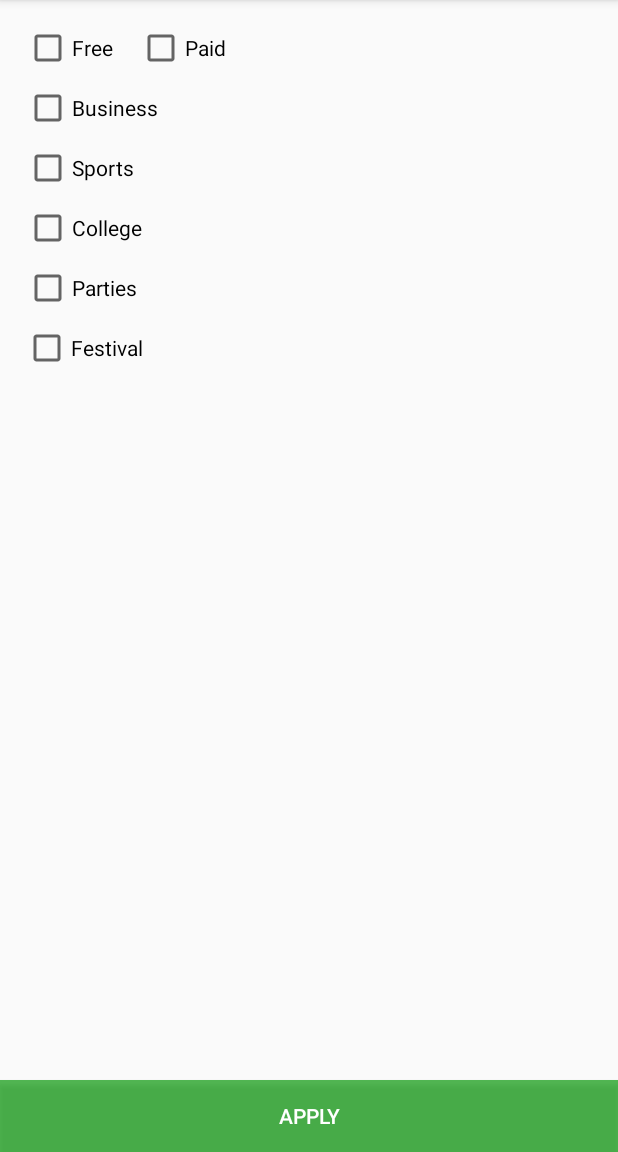
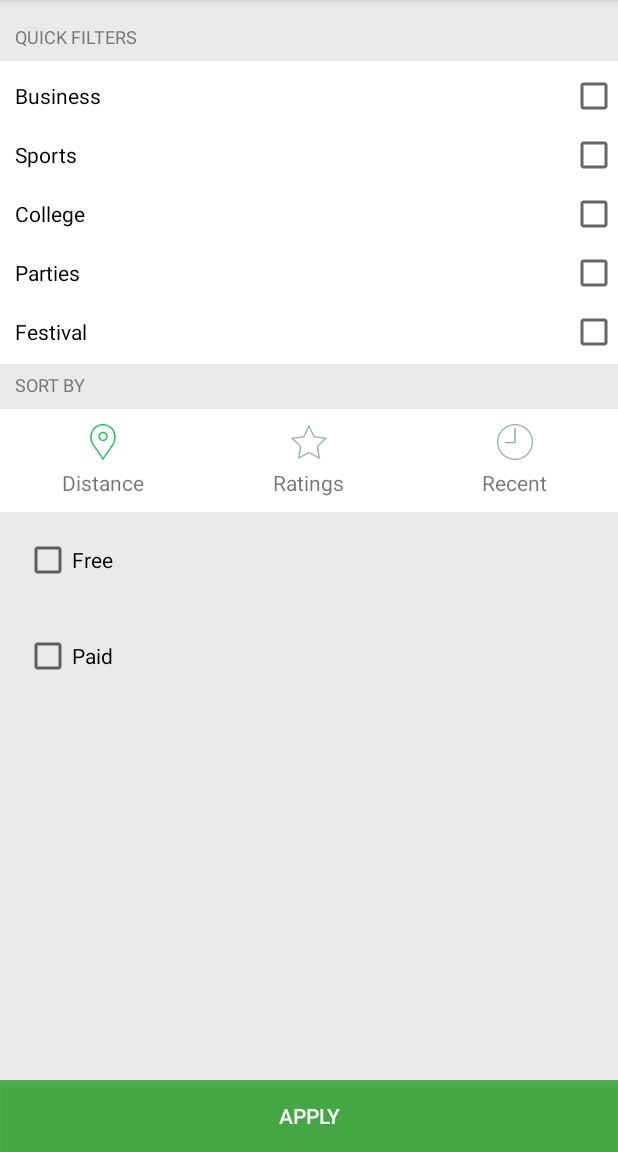
Before and after one commit to heythere-PGAG/Heythere, an Android app: the Filters screen opened directly, with no data from a screen before it, on a phone screen of 412 x 824 dp, the part 84-1236 px from its top. Run offline under Robolectric (Android 15) with nearby library versions, the phone set to English and light mode, and no system bars; network calls fail; 1 statement that could not run was skipped.

Commit message:
Initial commit

```diff
--- a/app/src/main/java/in/heythere/heythere/EventsMap.java
+++ b/app/src/main/java/in/heythere/heythere/EventsMap.java
@@ -190,11 +190,13 @@ public class EventsMap extends AppCompatActivity implements ConnectionCallbacks,
         if (filters.optBoolean("free") && filters.optBoolean("paid"))
             cost="";
 
-        if (filters.optBoolean("business")){ if (category.equals("")) category = "'Business'";else category = ",'Business'";}
-        else if (filters.optBoolean("parties")){ if (category.equals("")) category = "'Parties'";else category = ",'Parties'";}
-        else if (filters.optBoolean("sports")){ if (category.equals("")) category = "'Sports'";else category = ",'Sports'";}
-        else if (filters.optBoolean("festival")){ if (category.equals("")) category = "'Festival'";else category = ",'Festival'";}
-        else if (filters.optBoolean("college")){ if (category.equals("")) category = "'College'";else category = ",'College'";}
+        if (filters.optBoolean("business")){ if (category.equals("")) category = "'Business'";else category = category+",'Business'";}
+        if (filters.optBoolean("parties")){ if (category.equals("")) category = "'Parties'";else category = category+",'Parties'";}
+        if (filters.optBoolean("sports")){ if (category.equals("")) category = "'Sports'";else category = category+",'Sports'";}
+        if (filters.optBoolean("festival")){ if (category.equals("")) category = "'Festival'";else category = category+",'Festival'";}
+        if (filters.optBoolean("college")){ if (category.equals("")) category = "'College'";else category = category+ ",'College'";}
+
+        Log.e("filters",category);
 
         final ProgressDialog dialog = new ProgressDialog(this);
         dialog.setMessage("Loading...");
--- a/app/src/main/java/in/heythere/heythere/Filters.java
+++ b/app/src/main/java/in/heythere/heythere/Filters.java
@@ -1,20 +1,24 @@
 package in.heythere.heythere;
 
 import android.content.Intent;
+import android.graphics.Color;
 import android.os.Bundle;
 import android.support.v7.app.AppCompatActivity;
 import android.view.View;
 import android.widget.CheckBox;
+import android.widget.CompoundButton;
 import android.widget.RadioButton;
+import android.widget.TextView;
 
 import org.json.JSONException;
 import org.json.JSONObject;
 
-public class Filters extends AppCompatActivity {
+public class Filters extends AppCompatActivity implements CompoundButton.OnCheckedChangeListener, View.OnClickListener {
 
     RadioButton distance,likes,recent;
     JSONObject filter_value = new JSONObject();
     CheckBox free,paid,business,festival,sports,parties,college;
+    TextView distance_text,rating_text,recent_text;
 
     @Override
     protected void onCreate(Bundle savedInstanceState) {
@@ -27,6 +31,10 @@ public class Filters extends AppCompatActivity {
         recent = (RadioButton)findViewById(R.id.recent);
         likes = (RadioButton)findViewById(R.id.rating);
 
+        distance_text = (TextView)findViewById(R.id.distance_text);
+        rating_text = (TextView)findViewById(R.id.rating_text);
+        recent_text = (TextView)findViewById(R.id.recent_text);
+
         free = (CheckBox) findViewById(R.id.free);
         paid = (CheckBox) findViewById(R.id.paid);
         business = (CheckBox) findViewById(R.id.business);
@@ -34,6 +42,10 @@ public class Filters extends AppCompatActivity {
         sports = (CheckBox) findViewById(R.id.sports);
         parties = (CheckBox) findViewById(R.id.parties);
         college = (CheckBox) findViewById(R.id.college);
+
+        distance.setOnClickListener(this);
+        recent.setOnClickListener(this);
+        likes.setOnClickListener(this);
 
         try {
             filter_value.put("free",false);
@@ -98,4 +110,32 @@ public class Filters extends AppCompatActivity {
             }
         });
     }
+
+    @Override
+    public void onCheckedChanged(CompoundButton compoundButton, boolean b) {
+
+    }
+
+    @Override
+    public void onClick(View view) {
+        if (view.getId() == R.id.distance){
+            likes.setChecked(false);
+            recent.setChecked(false);
+            distance_text.setTextColor(Color.parseColor("#0EB546"));
+            recent_text.setTextColor(Color.parseColor("#8F9EA8"));
+            rating_text.setTextColor(Color.parseColor("#8F9EA8"));
+        }else if (view.getId() == R.id.rating){
+            distance.setChecked(false);
+            recent.setChecked(false);
+            rating_text.setTextColor(Color.parseColor("#0EB546"));
+            recent_text.setTextColor(Color.parseColor("#8F9EA8"));
+            distance_text.setTextColor(Color.parseColor("#8F9EA8"));
+        }else if (view.getId() == R.id.recent){
+            distance.setChecked(false);
+            likes.setChecked(false);
+            recent_text.setTextColor(Color.parseColor("#0EB546"));
+            distance_text.setTextColor(Color.parseColor("#8F9EA8"));
+            rating_text.setTextColor(Color.parseColor("#8F9EA8"));
+        }
+    }
 }
--- a/app/src/main/res/drawable/distance_radio.xml
+++ b/app/src/main/res/drawable/distance_radio.xml
@@ -1,5 +1,5 @@
 <?xml version="1.0" encoding="utf-8"?>
 <selector xmlns:android="http://schemas.android.com/apk/res/android">
-    <item android:state_checkable="true" android:drawable="@drawable/placeholder_check_enabled" />
-    <item android:state_checkable="false" android:drawable="@drawable/placeholder_check" />
+    <item android:state_checked="true" android:drawable="@drawable/placeholder_check_enabled" />
+    <item android:state_checked="false" android:drawable="@drawable/placeholder_check" />
 </selector>
--- /dev/null
+++ b/app/src/main/res/drawable/likes_back.xml
@@ -0,0 +1,5 @@
+<?xml version="1.0" encoding="utf-8"?>
+<selector xmlns:android="http://schemas.android.com/apk/res/android">
+    <item android:state_checked="true" android:drawable="@drawable/star_disabled" />
+    <item android:state_checked="false" android:drawable="@drawable/star" />
+</selector>
--- /dev/null
+++ b/app/src/main/res/drawable/recent_back.xml
@@ -0,0 +1,5 @@
+<?xml version="1.0" encoding="utf-8"?>
+<selector xmlns:android="http://schemas.android.com/apk/res/android">
+    <item android:state_checked="true" android:drawable="@drawable/time_check" />
+    <item android:state_checked="false" android:drawable="@drawable/time_disabled" />
+</selector>
--- a/app/src/main/res/layout/activity_filters.xml
+++ b/app/src/main/res/layout/activity_filters.xml
@@ -5,140 +5,278 @@
     android:id="@+id/activity_filters"
     android:layout_width="match_parent"
     android:layout_height="match_parent"
+    android:background="#a8e6e1e1"
     tools:context="in.heythere.heythere.Filters">
 
-    <CheckBox
-        android:text="Free"
-        android:layout_width="wrap_content"
+    <TextView
+        android:layout_width="320dp"
         android:layout_height="wrap_content"
-        android:id="@+id/free"
+        android:text="QUICK FILTERS"
+        android:textColor="#777777"
+        android:id="@+id/textView2"
+        app:layout_constraintLeft_toLeftOf="@+id/activity_filters"
+        android:textSize="12sp"
+        android:paddingStart="10dp"
+        android:paddingLeft="10dp"
         android:layout_marginTop="16dp"
-        app:layout_constraintTop_toTopOf="@+id/activity_filters"
-        app:layout_constraintBottom_toBottomOf="@+id/activity_filters"
-        android:layout_marginBottom="16dp"
-        android:layout_marginStart="16dp"
+        app:layout_constraintTop_toTopOf="@+id/activity_filters" />
+
+    <LinearLayout
+        android:layout_width="0dp"
+        android:layout_height="wrap_content"
+        android:background="#ffffff"
+        android:orientation="vertical"
         app:layout_constraintLeft_toLeftOf="@+id/activity_filters"
-        android:layout_marginLeft="16dp"
-        android:layout_marginEnd="16dp"
+        android:id="@+id/linearLayout"
         app:layout_constraintRight_toRightOf="@+id/activity_filters"
-        android:layout_marginRight="16dp"
-        app:layout_constraintHorizontal_bias="0.0"
-        app:layout_constraintVertical_bias="0.0" />
+        app:layout_constraintTop_toBottomOf="@+id/textView2"
+        android:paddingLeft="10dp"
+        android:paddingStart="10dp"
+        android:layout_marginTop="8dp">
 
-    <CheckBox
-        android:text="Paid"
-        android:layout_width="wrap_content"
+        <RelativeLayout
+            android:layout_width="match_parent"
+            android:layout_height="wrap_content"
+            android:layout_marginTop="7dp"
+            android:gravity="center_vertical">
+
+            <TextView
+                android:layout_centerVertical="true"
+                android:layout_width="wrap_content"
+                android:layout_height="wrap_content"
+                android:textSize="14sp"
+                android:textColor="#000000"
+                android:text="Business"/>
+
+            <CheckBox
+                android:layout_width="wrap_content"
+                android:layout_height="wrap_content"
+                android:layout_centerVertical="true"
+                android:layout_alignParentEnd="true"
+                android:layout_alignParentRight="true"
+                android:id="@+id/business" />
+
+        </RelativeLayout>
+
+        <RelativeLayout
+            android:layout_width="match_parent"
+            android:layout_height="wrap_content"
+            android:layout_marginTop="7dp"
+            android:gravity="center_vertical">
+
+            <TextView
+                android:layout_centerVertical="true"
+                android:layout_width="wrap_content"
+                android:textSize="14sp"
+                android:textColor="#000000"
+                android:layout_height="wrap_content"
+                android:text="Sports"/>
+
+            <CheckBox
+                android:layout_width="wrap_content"
+                android:layout_height="wrap_content"
+                android:layout_centerVertical="true"
+                android:layout_alignParentEnd="true"
+                android:layout_alignParentRight="true"
+                android:id="@+id/sports" />
+
+        </RelativeLayout>
+
+        <RelativeLayout
+            android:layout_width="match_parent"
+            android:layout_height="wrap_content"
+            android:layout_marginTop="7dp"
+            android:gravity="center_vertical">
+
+            <TextView
+                android:layout_centerVertical="true"
+                android:layout_width="wrap_content"
+                android:textColor="#000000"
+                android:layout_height="wrap_content"
+                android:textSize="14sp"
+                android:text="College"/>
+
+            <CheckBox
+                android:layout_width="wrap_content"
+                android:layout_height="wrap_content"
+                android:layout_centerVertical="true"
+                android:layout_alignParentEnd="true"
+                android:layout_alignParentRight="true"
+                android:id="@+id/college" />
+
+        </RelativeLayout>
+
+        <RelativeLayout
+            android:layout_width="match_parent"
+            android:layout_height="wrap_content"
+            android:layout_marginTop="7dp"
+            android:gravity="center_vertical">
+
+            <TextView
+                android:layout_centerVertical="true"
+                android:layout_width="wrap_content"
+                android:layout_height="wrap_content"
+                android:textColor="#000000"
+                android:textSize="14sp"
+                android:text="Parties"/>
+
+            <CheckBox
+                android:layout_width="wrap_content"
+                android:layout_height="wrap_content"
+                android:layout_alignParentEnd="true"
+                android:layout_centerVertical="true"
+                android:layout_alignParentRight="true"
+                android:id="@+id/parties" />
+
+        </RelativeLayout>
+
+        <RelativeLayout
+            android:layout_width="match_parent"
+            android:layout_height="wrap_content"
+            android:layout_marginTop="7dp"
+            android:gravity="center_vertical"
+            android:layout_marginBottom="5dp">
+
+            <TextView
+                android:layout_centerVertical="true"
+                android:layout_width="wrap_content"
+                android:layout_height="wrap_content"
+                android:textColor="#000000"
+                android:textSize="14sp"
+                android:text="Festival"/>
+
+            <CheckBox
+                android:layout_width="wrap_content"
+                android:layout_height="wrap_content"
+                android:layout_centerVertical="true"
+                android:layout_alignParentEnd="true"
+                android:layout_alignParentRight="true"
+                android:id="@+id/festival" />
+
+        </RelativeLayout>
+
+    </LinearLayout>
+
+    <TextView
+        android:layout_width="320dp"
         android:layout_height="wrap_content"
-        android:id="@+id/paid"
-        android:layout_marginTop="16dp"
-        app:layout_constraintTop_toTopOf="@+id/activity_filters"
-        android:layout_marginStart="16dp"
-        app:layout_constraintLeft_toRightOf="@+id/free"
-        android:layout_marginLeft="16dp" />
+        android:layout_marginTop="5dp"
+        android:text="SORT BY"
+        android:id="@+id/sort"
+        android:textSize="12sp"
+        android:paddingStart="10dp"
+        android:paddingLeft="10dp"
+        android:textColor="#777777"
+        app:layout_constraintTop_toBottomOf="@+id/linearLayout" />
 
-    <CheckBox
-        android:text="Business"
-        android:layout_width="wrap_content"
+    <RadioGroup
+        android:layout_width="match_parent"
         android:layout_height="wrap_content"
-        android:id="@+id/business"
-        android:layout_marginStart="16dp"
-        app:layout_constraintLeft_toLeftOf="@+id/activity_filters"
-        android:layout_marginLeft="16dp"
         android:layout_marginTop="8dp"
-        app:layout_constraintTop_toBottomOf="@+id/paid"
-        android:layout_marginEnd="16dp"
-        app:layout_constraintRight_toRightOf="@+id/activity_filters"
-        android:layout_marginRight="16dp"
-        app:layout_constraintBottom_toBottomOf="@+id/activity_filters"
-        android:layout_marginBottom="16dp"
-        app:layout_constraintHorizontal_bias="0.0"
-        app:layout_constraintVertical_bias="0.0" />
+        android:paddingTop="10dp"
+        android:paddingBottom="10dp"
+        android:background="#ffffff"
+        android:id="@+id/radio_group"
+        app:layout_constraintTop_toBottomOf="@+id/sort"
+        android:orientation="horizontal">
 
-    <CheckBox
-        android:text="Sports"
-        android:layout_width="wrap_content"
-        android:layout_height="wrap_content"
-        android:id="@+id/sports"
-        app:layout_constraintRight_toRightOf="@+id/activity_filters"
-        android:layout_marginTop="8dp"
-        app:layout_constraintTop_toBottomOf="@+id/business"
-        app:layout_constraintLeft_toLeftOf="@+id/activity_filters"
-        app:layout_constraintHorizontal_bias="0.0"
-        android:layout_marginStart="16dp"
-        android:layout_marginLeft="16dp" />
+        <LinearLayout
+            android:layout_width="match_parent"
+            android:layout_height="wrap_content"
+            android:orientation="vertical"
+            android:gravity="center_horizontal"
+            android:layout_weight="1">
 
-    <CheckBox
-        android:text="College"
-        android:layout_width="wrap_content"
-        android:layout_height="wrap_content"
-        android:id="@+id/college"
-        android:layout_marginStart="16dp"
-        app:layout_constraintLeft_toLeftOf="@+id/activity_filters"
-        android:layout_marginLeft="16dp"
-        android:layout_marginTop="8dp"
-        app:layout_constraintTop_toBottomOf="@+id/sports" />
+            <RadioButton
+                android:button="@drawable/distance_radio"
+                android:layout_width="wrap_content"
+                android:layout_height="wrap_content"
+                android:id="@+id/distance"
+                android:checked="true" />
+            <TextView
+                android:layout_width="wrap_content"
+                android:layout_height="wrap_content"
+                android:id="@+id/distance_text"
+                android:text="Distance"
+                android:layout_marginTop="5dp" />
 
-    <CheckBox
-        android:text="Parties"
-        android:layout_width="wrap_content"
-        android:layout_height="wrap_content"
-        android:id="@+id/parties"
-        android:layout_marginStart="16dp"
-        android:layout_marginTop="8dp"
-        app:layout_constraintTop_toBottomOf="@+id/college"
-        app:layout_constraintLeft_toLeftOf="@+id/activity_filters"
-        android:layout_marginLeft="16dp" />
+        </LinearLayout>
 
-    <CheckBox
-        android:text="Festival"
-        android:layout_width="wrap_content"
-        android:layout_height="wrap_content"
-        android:id="@+id/festival"
-        android:layout_marginStart="16dp"
-        app:layout_constraintRight_toRightOf="@+id/college"
-        android:layout_marginTop="8dp"
-        app:layout_constraintTop_toBottomOf="@+id/parties"
-        app:layout_constraintLeft_toLeftOf="@+id/activity_filters"
-        android:layout_marginLeft="16dp" />
-    <RadioGroup
-        android:layout_width="0dp"
-        android:layout_height="0dp"
-        android:layout_marginTop="8dp"
-        android:orientation="horizontal"
-        app:layout_constraintTop_toBottomOf="@+id/festival"
-        app:layout_constraintLeft_toLeftOf="@+id/activity_filters"
-        android:layout_marginStart="16dp"
-        android:layout_marginLeft="16dp"
-        android:layout_marginEnd="16dp"
-        app:layout_constraintRight_toRightOf="@+id/activity_filters"
-        android:layout_marginRight="16dp">
+        <LinearLayout
+            android:layout_width="match_parent"
+            android:layout_height="wrap_content"
+            android:orientation="vertical"
+            android:gravity="center_horizontal"
+            android:layout_weight="1">
 
-        <RadioButton
-            android:text="Distance"
-            android:layout_weight="1"
-            android:button="@android:color/transparent"
-            android:layout_width="wrap_content"
+            <RadioButton
+                android:layout_width="wrap_content"
+                android:layout_height="wrap_content"
+                android:button="@drawable/likes_back"
+                android:id="@+id/rating" />
+
+            <TextView
+                android:layout_width="wrap_content"
+                android:layout_height="wrap_content"
+                android:id="@+id/rating_text"
+                android:text="Ratings"
+                android:layout_marginTop="5dp" />
+
+        </LinearLayout>
+
+        <LinearLayout
+            android:layout_width="match_parent"
             android:layout_height="wrap_content"
-            android:id="@+id/distance"
+            android:orientation="vertical"
             android:gravity="center_horizontal"
-            android:checked="true" />
+            android:layout_weight="1">
 
-        <RadioButton
-            android:text="Rating"
-            android:layout_width="wrap_content"
-            android:layout_weight="1"
-            android:layout_height="wrap_content"
-            android:id="@+id/rating" />
+            <RadioButton
+                android:layout_width="wrap_content"
+                android:layout_height="wrap_content"
+                android:button="@drawable/recent_back"
+                android:id="@+id/recent" />
 
-        <RadioButton
-            android:text="Recent"
-            android:layout_width="wrap_content"
-            android:layout_weight="1"
-            android:layout_height="wrap_content"
-            android:id="@+id/recent" />
+            <TextView
+                android:layout_width="wrap_content"
+                android:layout_height="wrap_content"
+                android:id="@+id/recent_text"
+                android:text="Recent"
+                android:layout_marginTop="5dp" />
+
+        </LinearLayout>
 
     </RadioGroup>
 
+    <LinearLayout
+        android:layout_width="match_parent"
+        android:layout_height="wrap_content"
+        app:layout_constraintTop_toBottomOf="@+id/radio_group"
+        android:orientation="vertical">
+
+
+        <CheckBox
+            android:text="Free"
+            android:layout_width="wrap_content"
+            android:layout_height="wrap_content"
+            android:id="@+id/free"
+            android:layout_marginTop="16dp"
+            android:layout_marginBottom="16dp"
+            android:layout_marginStart="16dp"
+            android:layout_marginLeft="16dp"
+            android:layout_marginEnd="16dp"
+            android:layout_marginRight="16dp" />
+
+        <CheckBox
+            android:text="Paid"
+            android:layout_width="wrap_content"
+            android:layout_height="wrap_content"
+            android:id="@+id/paid"
+            android:layout_marginTop="16dp"
+            android:layout_marginStart="16dp"
+            android:layout_marginLeft="16dp" />
+
+    </LinearLayout>
     <Button
         android:text="APPLY"
         android:layout_width="0dp"
--- a/app/src/main/res/values/colors.xml
+++ b/app/src/main/res/values/colors.xml
@@ -2,7 +2,7 @@
 <resources>
     <color name="colorPrimary">#cb202d</color>
     <color name="colorPrimaryDark">#cb202d</color>
-    <color name="colorAccent">#03A9F4</color>
+    <color name="colorAccent">#0EB546</color>
     <color name="beaconblue">#03A9F4</color>
     <color name="redbeacon">#F90000</color>
     <color name="line">#4b777777</color>
```
Also changed, not shown: app/src/main/res/drawable-xhdpi/placeholder_check.png, app/src/main/res/drawable-xhdpi/placeholder_check_enabled.png, app/src/main/res/drawable-xhdpi/star.png, app/src/main/res/drawable-xhdpi/star_disabled.png, app/src/main/res/drawable-xhdpi/time_check.png, app/src/main/res/drawable-xhdpi/time_disabled.png, 1 other file.
